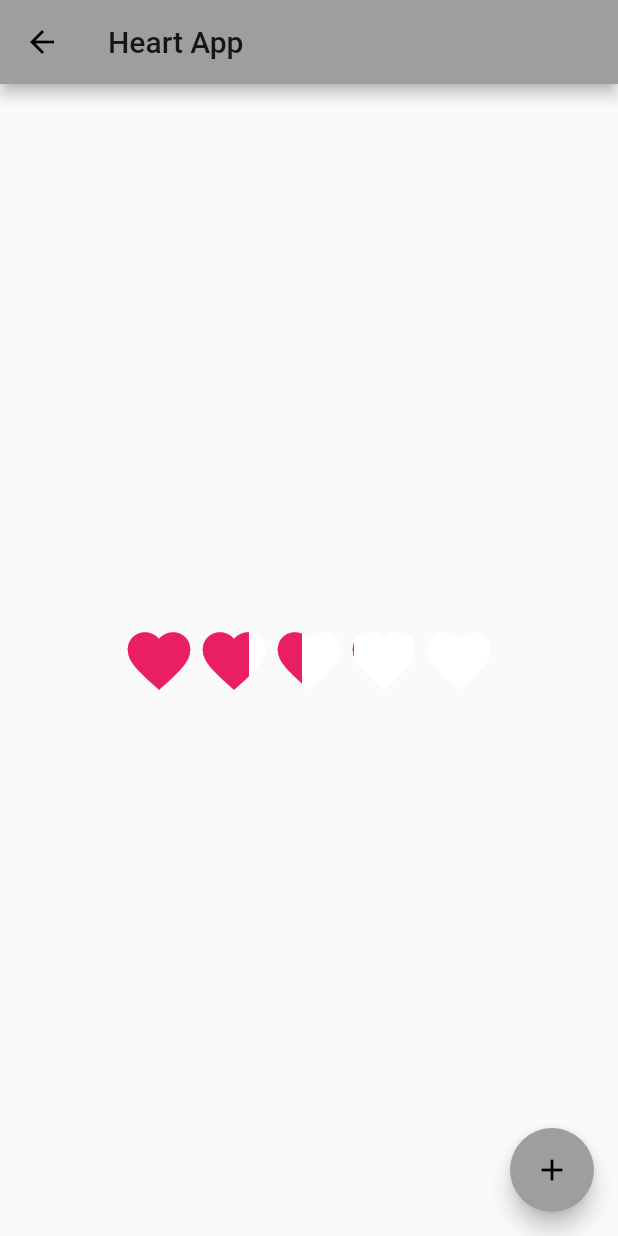
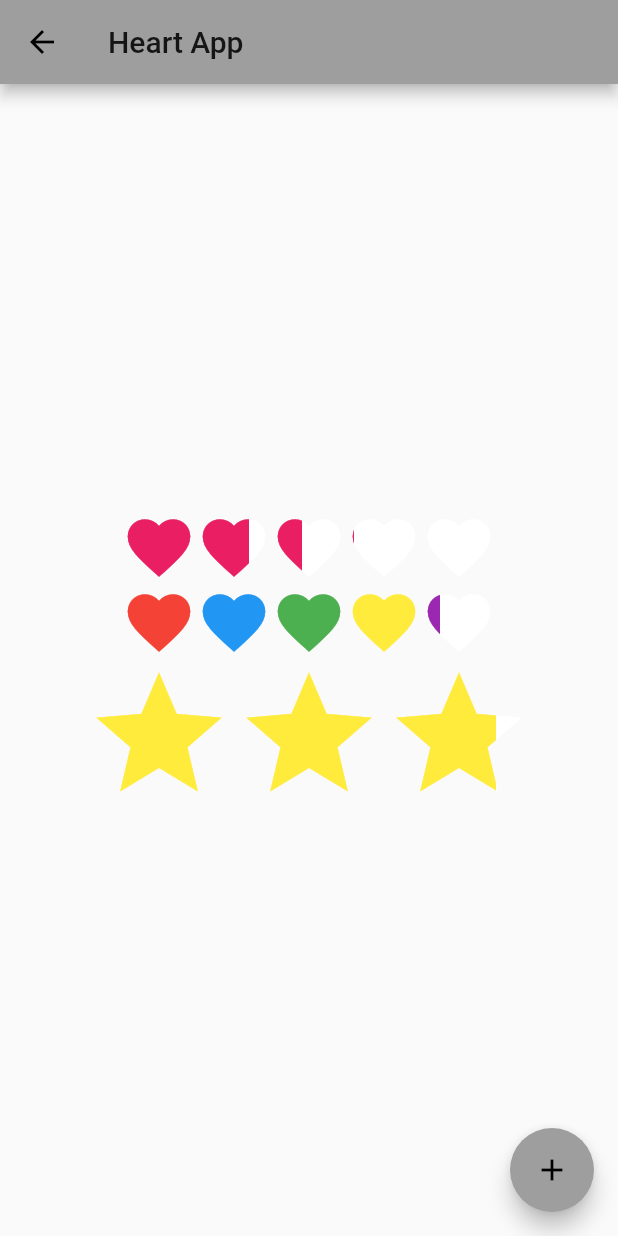
Before and after one commit to linnefromice/flutter_heart_app_01, a Flutter app: the OriginalRatingScreen screen opened by its route, on a phone screen of 412 x 824 dp. Run offline on Flutter 3.47's test engine with Material 2 defaults, Android fonts, the phone set to English and light mode, and no system bars; our stand-ins replace flutter_rating_bar.

Commit message:
add samples

```diff
--- a/lib/screens/original_rating_screen.dart
+++ b/lib/screens/original_rating_screen.dart
@@ -19,6 +19,24 @@ class OriginalRatingScreen extends StatelessWidget {
                   RatedHeart(rate: 0.4, color: Colors.pink),
                   RatedHeart(rate: 0.1, color: Colors.pink),
                   RatedHeart(rate: 0.0, color: Colors.pink),
+                ],
+              ),
+              Row(
+                mainAxisAlignment: MainAxisAlignment.center,
+                children: [
+                  RatedHeart(rate: 1.0, color: Colors.red),
+                  RatedHeart(rate: 1.0, color: Colors.blue),
+                  RatedHeart(rate: 1.0, color: Colors.green),
+                  RatedHeart(rate: 1.0, color: Colors.yellow),
+                  RatedHeart(rate: 0.25, color: Colors.purple),
+                ],
+              ),
+              Row(
+                mainAxisAlignment: MainAxisAlignment.center,
+                children: [
+                  RatedIcon(iconData: Icons.star, size: 100, rate: 1.0, color: Colors.yellow),
+                  RatedIcon(iconData: Icons.star, size: 100, rate: 1.0, color: Colors.yellow),
+                  RatedIcon(iconData: Icons.star, size: 100, rate: 0.75, color: Colors.yellow)
                 ],
               ),
             ],
```
